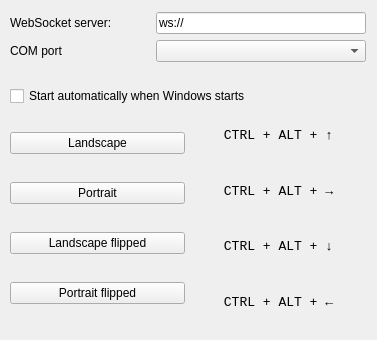
Before: the Qt Designer form mainwindow.ui in stuomas/disorient, drawn with Qt 5.
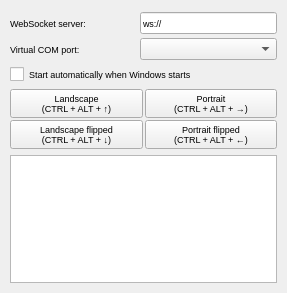
After: the same form once the commit is applied.

Commit message: Add log, change layout and notifications

```diff
--- a/mainwindow.ui
+++ b/mainwindow.ui
@@ -6,27 +6,44 @@
    <rect>
     <x>0</x>
     <y>0</y>
-    <width>377</width>
-    <height>340</height>
+    <width>287</width>
+    <height>293</height>
    </rect>
   </property>
+  <property name="sizePolicy">
+   <sizepolicy hsizetype="Expanding" vsizetype="Expanding">
+    <horstretch>0</horstretch>
+    <verstretch>0</verstretch>
+   </sizepolicy>
+  </property>
   <property name="windowTitle">
-   <string>disorient</string>
+   <string>Disorient</string>
   </property>
   <widget class="QWidget" name="centralWidget">
-   <widget class="QWidget" name="verticalLayoutWidget">
-    <property name="geometry">
-     <rect>
-      <x>5</x>
-      <y>5</y>
-      <width>366</width>
-      <height>329</height>
-     </rect>
+   <layout class="QVBoxLayout" name="verticalLayout_4">
+    <property name="spacing">
+     <number>0</number>
     </property>
-    <layout class="QVBoxLayout" name="verticalLayout" stretch="2,2,0,2,2">
+    <property name="leftMargin">
+     <number>5</number>
+    </property>
+    <property name="topMargin">
+     <number>5</number>
+    </property>
+    <property name="rightMargin">
+     <number>5</number>
+    </property>
+    <property name="bottomMargin">
+     <number>5</number>
+    </property>
+    <item>
+     <layout class="QVBoxLayout" name="verticalLayout" stretch="0,0,0,0,0">
      <property name="spacing">
-      <number>2</number>
-     </property>
+       <number>4</number>
+      </property>
+      <property name="sizeConstraint">
+       <enum>QLayout::SetMinAndMaxSize</enum>
+      </property>
      <property name="leftMargin">
       <number>5</number>
      </property>
@@ -40,7 +57,18 @@
       <number>5</number>
      </property>
      <item>
-      <layout class="QHBoxLayout" name="horizontalLayout_3" stretch="2,3">
+       <layout class="QVBoxLayout" name="verticalLayout_6">
+        <property name="spacing">
+         <number>0</number>
+        </property>
+        <property name="topMargin">
+         <number>0</number>
+        </property>
+        <item>
+         <layout class="QHBoxLayout" name="horizontalLayout_3" stretch="0,0">
+          <property name="spacing">
+           <number>20</number>
+          </property>
        <property name="leftMargin">
         <number>0</number>
        </property>
@@ -54,7 +82,24 @@
         <number>2</number>
        </property>
        <item>
-        <widget class="QLabel" name="label">
+           <widget class="QLabel" name="labelWs">
+            <property name="sizePolicy">
+             <sizepolicy hsizetype="Minimum" vsizetype="Preferred">
+              <horstretch>0</horstretch>
+              <verstretch>0</verstretch>
+             </sizepolicy>
+            </property>
+            <property name="minimumSize">
+             <size>
+              <width>110</width>
+              <height>0</height>
+             </size>
+            </property>
+            <property name="font">
+             <font>
+              <pointsize>7</pointsize>
+             </font>
+            </property>
          <property name="text">
           <string>WebSocket server:</string>
          </property>
@@ -62,6 +107,17 @@
        </item>
        <item>
         <widget class="QLineEdit" name="lineEditWebSocketAddr">
+            <property name="sizePolicy">
+             <sizepolicy hsizetype="MinimumExpanding" vsizetype="Fixed">
+              <horstretch>0</horstretch>
+              <verstretch>0</verstretch>
+             </sizepolicy>
+            </property>
+            <property name="font">
+             <font>
+              <pointsize>7</pointsize>
+             </font>
+            </property>
          <property name="text">
           <string>ws://</string>
          </property>
@@ -70,7 +126,10 @@
       </layout>
      </item>
      <item>
-      <layout class="QHBoxLayout" name="horizontalLayout_2" stretch="2,3">
+         <layout class="QHBoxLayout" name="horizontalLayout_2" stretch="0,0">
+          <property name="spacing">
+           <number>20</number>
+          </property>
        <property name="leftMargin">
         <number>0</number>
        </property>
@@ -84,14 +143,42 @@
         <number>2</number>
        </property>
        <item>
-        <widget class="QLabel" name="label_2">
+           <widget class="QLabel" name="labelCom">
+            <property name="sizePolicy">
+             <sizepolicy hsizetype="Minimum" vsizetype="Preferred">
+              <horstretch>0</horstretch>
+              <verstretch>0</verstretch>
+             </sizepolicy>
+            </property>
+            <property name="minimumSize">
+             <size>
+              <width>110</width>
+              <height>0</height>
+             </size>
+            </property>
+            <property name="font">
+             <font>
+              <pointsize>7</pointsize>
+             </font>
+            </property>
          <property name="text">
-          <string>COM port</string>
+             <string>Virtual COM port:</string>
          </property>
         </widget>
        </item>
        <item>
         <widget class="QComboBox" name="comboBoxCOM">
+            <property name="sizePolicy">
+             <sizepolicy hsizetype="MinimumExpanding" vsizetype="Fixed">
+              <horstretch>0</horstretch>
+              <verstretch>0</verstretch>
+             </sizepolicy>
+            </property>
+            <property name="font">
+             <font>
+              <pointsize>7</pointsize>
+             </font>
+            </property>
          <property name="currentText">
           <string/>
          </property>
@@ -99,35 +186,34 @@
        </item>
       </layout>
      </item>
-     <item>
-      <spacer name="verticalSpacer">
-       <property name="orientation">
-        <enum>Qt::Vertical</enum>
-       </property>
-       <property name="sizeType">
-        <enum>QSizePolicy::Fixed</enum>
-       </property>
-       <property name="sizeHint" stdset="0">
-        <size>
-         <width>20</width>
-         <height>20</height>
-        </size>
-       </property>
-      </spacer>
-     </item>
-     <item>
-      <layout class="QHBoxLayout" name="horizontalLayout_4">
+       </layout>
+      </item>
        <item>
         <widget class="QCheckBox" name="checkBoxAutostart">
+        <property name="sizePolicy">
+         <sizepolicy hsizetype="MinimumExpanding" vsizetype="Fixed">
+          <horstretch>0</horstretch>
+          <verstretch>0</verstretch>
+         </sizepolicy>
+        </property>
+        <property name="font">
+         <font>
+          <pointsize>7</pointsize>
+         </font>
+        </property>
          <property name="text">
           <string>Start automatically when Windows starts </string>
          </property>
         </widget>
        </item>
-      </layout>
+      <item>
+       <layout class="QHBoxLayout" name="horizontalLayout_4"/>
      </item>
      <item>
       <layout class="QHBoxLayout" name="horizontalLayout">
+        <property name="spacing">
+         <number>2</number>
+        </property>
        <property name="leftMargin">
         <number>0</number>
        </property>
@@ -142,31 +228,32 @@
        </property>
        <item>
         <layout class="QVBoxLayout" name="verticalLayout_2">
+          <property name="spacing">
+           <number>2</number>
+          </property>
          <item>
           <widget class="QPushButton" name="pbToLandscape">
-           <property name="text">
-            <string>Landscape</string>
-           </property>
-          </widget>
-         </item>
-         <item>
-          <widget class="QPushButton" name="pbToPortrait">
+            <property name="font">
+             <font>
+              <pointsize>7</pointsize>
+             </font>
+            </property>
            <property name="text">
-            <string>Portrait</string>
+             <string>Landscape
+(CTRL + ALT + ↑)</string>
            </property>
           </widget>
          </item>
          <item>
           <widget class="QPushButton" name="pbToLandscapeFlipped">
-           <property name="text">
-            <string>Landscape flipped</string>
-           </property>
-          </widget>
-         </item>
-         <item>
-          <widget class="QPushButton" name="pbToPortraitFlipped">
+            <property name="font">
+             <font>
+              <pointsize>7</pointsize>
+             </font>
+            </property>
            <property name="text">
-            <string>Portrait flipped</string>
+             <string>Landscape flipped
+(CTRL + ALT + ↓)</string>
            </property>
           </widget>
          </item>
@@ -174,82 +261,58 @@
        </item>
        <item>
         <layout class="QVBoxLayout" name="verticalLayout_3">
+          <property name="spacing">
+           <number>2</number>
+          </property>
          <property name="leftMargin">
           <number>0</number>
          </property>
          <item>
-          <widget class="QLabel" name="label_3">
+           <widget class="QPushButton" name="pbToPortrait">
            <property name="font">
             <font>
-             <family>Consolas</family>
-             <pointsize>10</pointsize>
-            </font>
-           </property>
-           <property name="layoutDirection">
-            <enum>Qt::LeftToRight</enum>
-           </property>
+              <pointsize>7</pointsize>
+             </font>
+            </property>
            <property name="text">
-            <string>CTRL + ALT + ↑</string>
-           </property>
-           <property name="alignment">
-            <set>Qt::AlignCenter</set>
-           </property>
+             <string>Portrait
+(CTRL + ALT + →)</string>
+            </property>
           </widget>
          </item>
          <item>
-          <widget class="QLabel" name="label_5">
+           <widget class="QPushButton" name="pbToPortraitFlipped">
            <property name="font">
             <font>
-             <family>Consolas</family>
-             <pointsize>10</pointsize>
+              <pointsize>7</pointsize>
             </font>
            </property>
            <property name="text">
-            <string>CTRL + ALT + →</string>
-           </property>
-           <property name="alignment">
-            <set>Qt::AlignCenter</set>
-           </property>
-          </widget>
-         </item>
-         <item>
-          <widget class="QLabel" name="label_4">
-           <property name="font">
-            <font>
-             <family>Consolas</family>
-             <pointsize>10</pointsize>
-            </font>
-           </property>
-           <property name="text">
-            <string>CTRL + ALT + ↓</string>
-           </property>
-           <property name="alignment">
-            <set>Qt::AlignCenter</set>
-           </property>
-          </widget>
-         </item>
+             <string>Portrait flipped
+(CTRL + ALT + ←)</string>
+            </property>
+           </widget>
+          </item>
+         </layout>
+        </item>
+       </layout>
+      </item>
          <item>
-          <widget class="QLabel" name="label_6">
+       <widget class="QTextEdit" name="textLog">
            <property name="font">
             <font>
              <family>Consolas</family>
-             <pointsize>10</pointsize>
-            </font>
-           </property>
-           <property name="text">
-            <string>CTRL + ALT + ←</string>
-           </property>
-           <property name="alignment">
-            <set>Qt::AlignCenter</set>
-           </property>
+          <pointsize>7</pointsize>
+         </font>
+        </property>
+        <property name="sizeAdjustPolicy">
+         <enum>QAbstractScrollArea::AdjustIgnored</enum>
+        </property>
           </widget>
          </item>
         </layout>
        </item>
       </layout>
-     </item>
-    </layout>
-   </widget>
   </widget>
  </widget>
  <layoutdefault spacing="6" margin="11"/>
```
Lines whose indentation alone changed are shown as unchanged. The commit also changes 12 other files.
